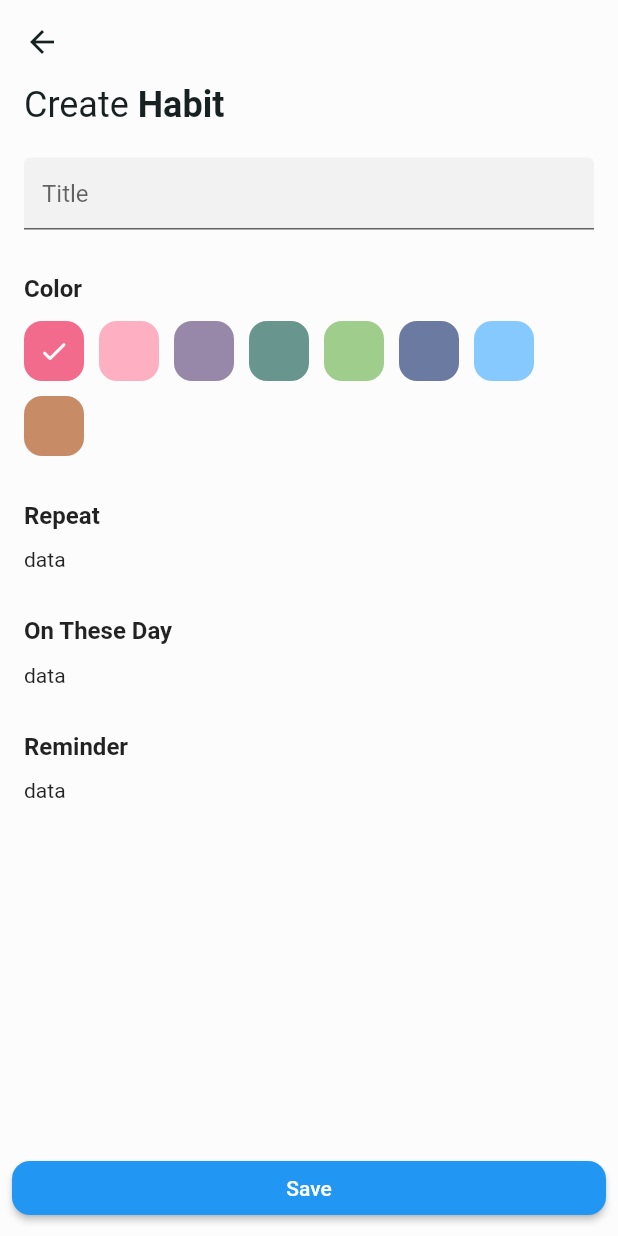
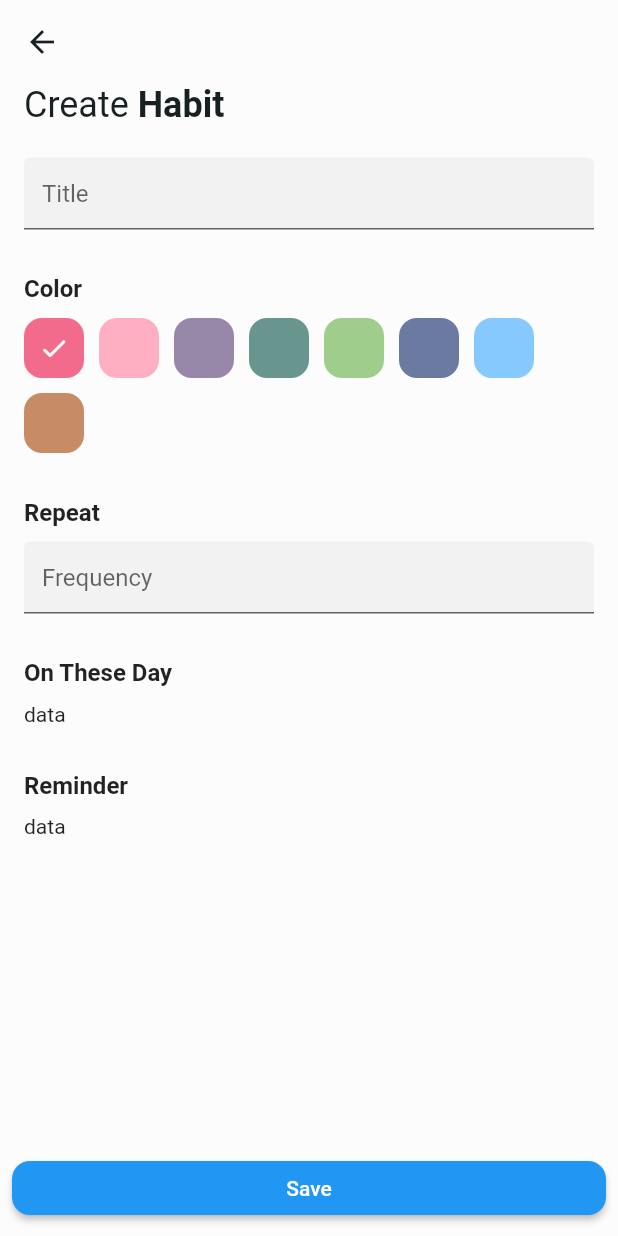
Before and after one commit to alifgiant/bithabit, a Flutter app: the DetailPage screen opened by its route, on a phone screen of 412 x 824 dp. Run offline on Flutter 3.47's test engine with Material 2 defaults, Android fonts, the phone set to English and light mode, and no system bars; our stand-ins replace custom_navigation_bar, icons_plus, recase.

Commit message:
create habit frequency picker

```diff
--- a/lib/src/model/habit.dart
+++ b/lib/src/model/habit.dart
@@ -6,12 +6,14 @@ class Habit {
   final String id;
   final String name;
   final HabitColor color;
+  final HabitFrequency frequency;
   final List<DateTime> reminder;
 
-  Habit(
+  const Habit(
     this.id,
     this.name,
     this.color, {
+    this.frequency = const DailyFrequency(),
     this.reminder = const [],
   });
 
@@ -19,12 +21,14 @@ class Habit {
     String? id,
     String? name,
     HabitColor? color,
+    HabitFrequency? frequency,
     List<DateTime>? reminder,
   }) {
     return Habit(
       id ?? this.id,
       name ?? this.name,
       color ?? this.color,
+      frequency: frequency ?? this.frequency,
       reminder: reminder ?? this.reminder,
     );
   }
@@ -49,3 +53,21 @@ enum HabitColor {
   final Color mainColor;
   final Color textColor;
 }
+
+abstract class HabitFrequency {
+  const HabitFrequency();
+}
+
+class DailyFrequency extends HabitFrequency {
+  final Set<int> selectedDays;
+
+  const DailyFrequency({
+    this.selectedDays = const {0, 1, 2, 3, 4, 5, 6},
+  });
+}
+
+class MonthlyFrequency extends HabitFrequency {
+  final Set<int> selectedDate;
+
+  const MonthlyFrequency({this.selectedDate = const {}});
+}
--- a/lib/src/pages/detail/detail_page.dart
+++ b/lib/src/pages/detail/detail_page.dart
@@ -1,3 +1,4 @@
+import 'package:bithabit/src/pages/detail/habit_frequency_picker.dart';
 import 'package:flutter/material.dart';
 
 import '../../model/habit.dart';
@@ -21,17 +22,28 @@ class DetailPage extends StatefulWidget {
 }
 
 class _DetailPageState extends State<DetailPage> {
+  late Habit edittedHabit;
   bool get isNewHabit => widget.habit == null;
 
   bool isTitleEmpty = false;
-  late Habit edittedHabit;
-  late TextEditingController controller;
+  late TextEditingController titleCtlr;
+
+  bool isFrequencyEmpty = false;
+  late TextEditingController frequencyCtlr;
 
   @override
   void initState() {
     super.initState();
     edittedHabit = widget.habit?.copy() ?? Habit('', '', HabitColor.values.first);
-    controller = TextEditingController(text: edittedHabit.name);
+    titleCtlr = TextEditingController(text: edittedHabit.name);
+    frequencyCtlr = TextEditingController(text: edittedHabit.name);
+  }
+
+  @override
+  void dispose() {
+    titleCtlr.dispose();
+    frequencyCtlr.dispose();
+    super.dispose();
   }
 
   @override
@@ -45,7 +57,7 @@ class _DetailPageState extends State<DetailPage> {
             AppBarTitle(text: isNewHabit ? 'Create Habit' : 'Update Habit'),
             const SizedBox(height: 21),
             TextField(
-              controller: controller,
+              controller: titleCtlr,
               decoration: InputDecoration(
                 filled: true,
                 hintText: 'Title',
@@ -60,7 +72,7 @@ class _DetailPageState extends State<DetailPage> {
             ),
             const SizedBox(height: 30),
             const SectionTitle(text: 'Color'),
-            const SizedBox(height: 12),
+            const SizedBox(height: 10),
             HabitColorPicker(
               selectedColor: edittedHabit.color,
               onColorSelected: (color) {
@@ -71,15 +83,20 @@ class _DetailPageState extends State<DetailPage> {
             ),
             const SizedBox(height: 30),
             const SectionTitle(text: 'Repeat'),
-            const SizedBox(height: 12),
-            const Text('data'),
+            const SizedBox(height: 10),
+            HabitFrequencyPicker(
+              selectedFrequency: edittedHabit.frequency,
+              onFrequencySelected: (frequency) {
+                //
+              },
+            ),
             const SizedBox(height: 30),
             const SectionTitle(text: 'On These Day'),
-            const SizedBox(height: 12),
+            const SizedBox(height: 10),
             const Text('data'),
             const SizedBox(height: 30),
             const SectionTitle(text: 'Reminder'),
-            const SizedBox(height: 12),
+            const SizedBox(height: 10),
             const Text('data'),
             const SizedBox(height: 30),
           ],
--- a/lib/src/pages/detail/habit_color_picker.dart
+++ b/lib/src/pages/detail/habit_color_picker.dart
@@ -4,7 +4,7 @@ import '../../model/habit.dart';
 
 class HabitColorPicker extends StatelessWidget {
   final HabitColor selectedColor;
-  final void Function(HabitColor) onColorSelected;
+  final void Function(HabitColor color) onColorSelected;
 
   const HabitColorPicker({
     super.key,
--- /dev/null
+++ b/lib/src/pages/detail/habit_frequency_picker.dart
@@ -0,0 +1,23 @@
+import 'package:bithabit/src/model/habit.dart';
+import 'package:flutter/material.dart';
+
+class HabitFrequencyPicker extends StatelessWidget {
+  final HabitFrequency selectedFrequency;
+  final void Function(HabitFrequency frequency) onFrequencySelected;
+
+  const HabitFrequencyPicker({
+    super.key,
+    required this.selectedFrequency,
+    required this.onFrequencySelected,
+  });
+
+  @override
+  Widget build(BuildContext context) {
+    return TextField(
+      decoration: InputDecoration(
+        filled: true,
+        hintText: 'Frequency',
+      ),
+    );
+  }
+}
```
